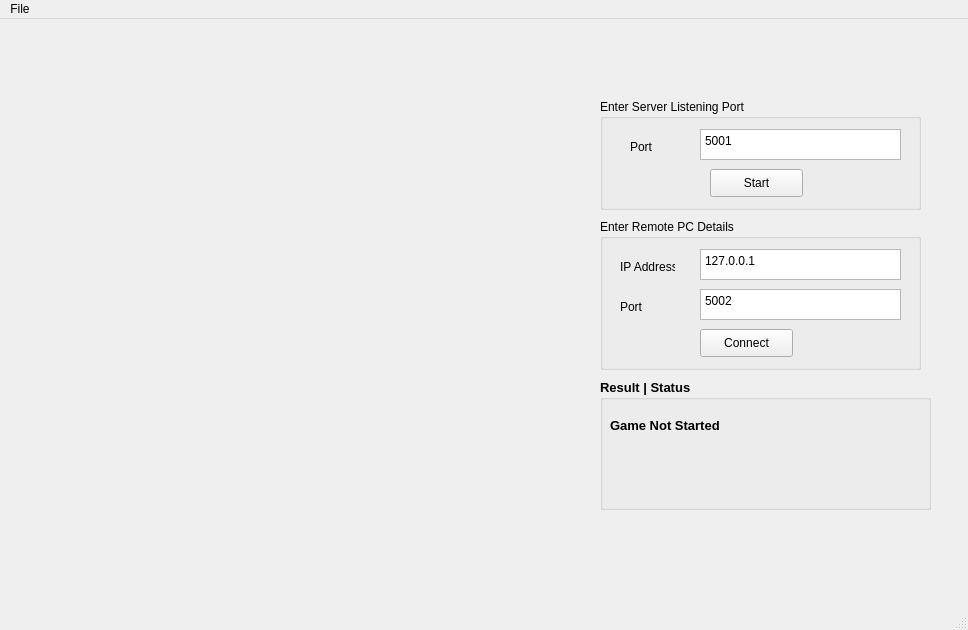
adamuIII/TicTacToe-, file tictactoemainwindow.ui: the form before one commit.
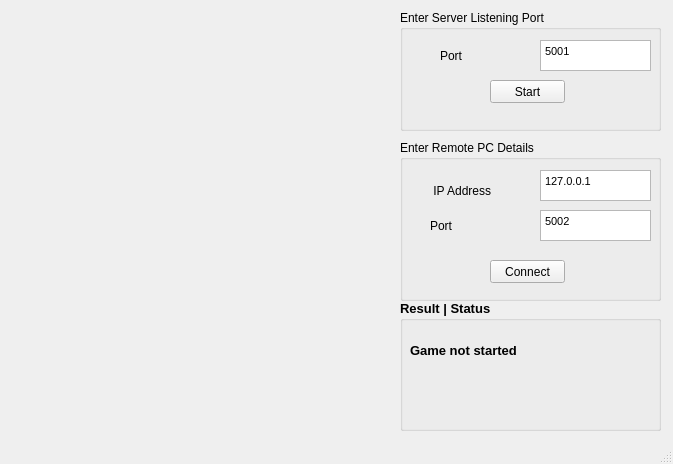
The form after the commit.

```diff
--- a/tictactoemainwindow.ui
+++ b/tictactoemainwindow.ui
@@ -6,8 +6,8 @@
    <rect>
     <x>0</x>
     <y>0</y>
-    <width>968</width>
-    <height>630</height>
+    <width>673</width>
+    <height>464</height>
    </rect>
   </property>
   <property name="windowTitle">
@@ -17,139 +17,151 @@
    <widget class="QGroupBox" name="groupBox">
     <property name="geometry">
      <rect>
-      <x>600</x>
-      <y>80</y>
-      <width>321</width>
-      <height>111</height>
+      <x>400</x>
+      <y>10</y>
+      <width>261</width>
+      <height>121</height>
      </rect>
     </property>
     <property name="title">
      <string>Enter Server Listening Port</string>
     </property>
-    <widget class="QPlainTextEdit" name="plainTextEditPort">
+    <widget class="QTextEdit" name="textEditPort">
      <property name="geometry">
       <rect>
-       <x>100</x>
+       <x>140</x>
        <y>30</y>
-       <width>201</width>
+       <width>111</width>
        <height>31</height>
       </rect>
      </property>
-     <property name="plainText">
-      <string>5001</string>
+     <property name="html">
+      <string>&lt;!DOCTYPE HTML PUBLIC &quot;-//W3C//DTD HTML 4.0//EN&quot; &quot;http://www.w3.org/TR/REC-html40/strict.dtd&quot;&gt;
+&lt;html&gt;&lt;head&gt;&lt;meta name=&quot;qrichtext&quot; content=&quot;1&quot; /&gt;&lt;style type=&quot;text/css&quot;&gt;
+p, li { white-space: pre-wrap; }
+&lt;/style&gt;&lt;/head&gt;&lt;body style=&quot; font-family:'MS Shell Dlg 2'; font-size:8.25pt; font-weight:400; font-style:normal;&quot;&gt;
+&lt;p style=&quot; margin-top:0px; margin-bottom:0px; margin-left:0px; margin-right:0px; -qt-block-indent:0; text-indent:0px;&quot;&gt;5001&lt;/p&gt;&lt;/body&gt;&lt;/html&gt;</string>
+     </property>
+    </widget>
+    <widget class="QLabel" name="label">
+     <property name="geometry">
+      <rect>
+       <x>40</x>
+       <y>30</y>
+       <width>61</width>
+       <height>31</height>
+      </rect>
+     </property>
+     <property name="text">
+      <string>Port</string>
      </property>
     </widget>
     <widget class="QPushButton" name="pushButtonStart">
      <property name="geometry">
       <rect>
-       <x>110</x>
+       <x>90</x>
        <y>70</y>
-       <width>93</width>
-       <height>28</height>
+       <width>75</width>
+       <height>23</height>
       </rect>
      </property>
      <property name="text">
       <string>Start</string>
      </property>
     </widget>
-    <widget class="QLabel" name="label_3">
-     <property name="geometry">
-      <rect>
-       <x>30</x>
-       <y>40</y>
-       <width>55</width>
-       <height>16</height>
-      </rect>
-     </property>
-     <property name="text">
-      <string>Port</string>
-     </property>
-    </widget>
    </widget>
    <widget class="QGroupBox" name="groupBox_2">
     <property name="geometry">
      <rect>
-      <x>600</x>
-      <y>200</y>
-      <width>321</width>
-      <height>151</height>
+      <x>400</x>
+      <y>140</y>
+      <width>261</width>
+      <height>161</height>
      </rect>
     </property>
     <property name="title">
      <string>Enter Remote PC Details</string>
     </property>
-    <widget class="QPlainTextEdit" name="plainTextEditRemoteIPAddr">
+    <widget class="QLabel" name="label_2">
      <property name="geometry">
       <rect>
-       <x>100</x>
+       <x>30</x>
+       <y>40</y>
+       <width>71</width>
+       <height>21</height>
+      </rect>
+     </property>
+     <property name="text">
+      <string> IP Address</string>
+     </property>
+    </widget>
+    <widget class="QTextEdit" name="textEditRemoteIPAddr">
+     <property name="geometry">
+      <rect>
+       <x>140</x>
        <y>30</y>
-       <width>201</width>
+       <width>111</width>
        <height>31</height>
       </rect>
      </property>
-     <property name="plainText">
-      <string>127.0.0.1</string>
+     <property name="html">
+      <string>&lt;!DOCTYPE HTML PUBLIC &quot;-//W3C//DTD HTML 4.0//EN&quot; &quot;http://www.w3.org/TR/REC-html40/strict.dtd&quot;&gt;
+&lt;html&gt;&lt;head&gt;&lt;meta name=&quot;qrichtext&quot; content=&quot;1&quot; /&gt;&lt;style type=&quot;text/css&quot;&gt;
+p, li { white-space: pre-wrap; }
+&lt;/style&gt;&lt;/head&gt;&lt;body style=&quot; font-family:'MS Shell Dlg 2'; font-size:8.25pt; font-weight:400; font-style:normal;&quot;&gt;
+&lt;p style=&quot; margin-top:0px; margin-bottom:0px; margin-left:0px; margin-right:0px; -qt-block-indent:0; text-indent:0px;&quot;&gt;&lt;span style=&quot; font-size:8pt;&quot;&gt;127.0.0.1&lt;/span&gt;&lt;/p&gt;&lt;/body&gt;&lt;/html&gt;</string>
+     </property>
+    </widget>
+    <widget class="QTextEdit" name="textEditRemotePort">
+     <property name="geometry">
+      <rect>
+       <x>140</x>
+       <y>70</y>
+       <width>111</width>
+       <height>31</height>
+      </rect>
+     </property>
+     <property name="html">
+      <string>&lt;!DOCTYPE HTML PUBLIC &quot;-//W3C//DTD HTML 4.0//EN&quot; &quot;http://www.w3.org/TR/REC-html40/strict.dtd&quot;&gt;
+&lt;html&gt;&lt;head&gt;&lt;meta name=&quot;qrichtext&quot; content=&quot;1&quot; /&gt;&lt;style type=&quot;text/css&quot;&gt;
+p, li { white-space: pre-wrap; }
+&lt;/style&gt;&lt;/head&gt;&lt;body style=&quot; font-family:'MS Shell Dlg 2'; font-size:8.25pt; font-weight:400; font-style:normal;&quot;&gt;
+&lt;p style=&quot; margin-top:0px; margin-bottom:0px; margin-left:0px; margin-right:0px; -qt-block-indent:0; text-indent:0px;&quot;&gt;5002&lt;/p&gt;&lt;/body&gt;&lt;/html&gt;</string>
+     </property>
+    </widget>
+    <widget class="QLabel" name="label_3">
+     <property name="geometry">
+      <rect>
+       <x>30</x>
+       <y>70</y>
+       <width>61</width>
+       <height>31</height>
+      </rect>
+     </property>
+     <property name="text">
+      <string>Port</string>
      </property>
     </widget>
     <widget class="QPushButton" name="pushButtonConnect">
      <property name="geometry">
       <rect>
-       <x>100</x>
-       <y>110</y>
-       <width>93</width>
-       <height>28</height>
+       <x>90</x>
+       <y>120</y>
+       <width>75</width>
+       <height>23</height>
       </rect>
      </property>
      <property name="text">
       <string>Connect</string>
      </property>
     </widget>
-    <widget class="QLabel" name="label">
-     <property name="geometry">
-      <rect>
-       <x>20</x>
-       <y>40</y>
-       <width>55</width>
-       <height>16</height>
-      </rect>
-     </property>
-     <property name="text">
-      <string>IP Address</string>
-     </property>
-    </widget>
-    <widget class="QPlainTextEdit" name="plainTextEditRemotePort">
-     <property name="geometry">
-      <rect>
-       <x>100</x>
-       <y>70</y>
-       <width>201</width>
-       <height>31</height>
-      </rect>
-     </property>
-     <property name="plainText">
-      <string>5002</string>
-     </property>
-    </widget>
-    <widget class="QLabel" name="label_2">
-     <property name="geometry">
-      <rect>
-       <x>20</x>
-       <y>80</y>
-       <width>55</width>
-       <height>16</height>
-      </rect>
-     </property>
-     <property name="text">
-      <string>Port</string>
-     </property>
-    </widget>
    </widget>
    <widget class="QGroupBox" name="groupBox_3">
     <property name="geometry">
      <rect>
-      <x>600</x>
-      <y>360</y>
-      <width>331</width>
+      <x>400</x>
+      <y>300</y>
+      <width>261</width>
       <height>131</height>
      </rect>
     </property>
@@ -167,13 +179,13 @@
      <property name="geometry">
       <rect>
        <x>10</x>
-       <y>36</y>
-       <width>291</width>
-       <height>20</height>
+       <y>40</y>
+       <width>221</width>
+       <height>21</height>
       </rect>
      </property>
      <property name="text">
-      <string>Game Not Started</string>
+      <string>Game not started</string>
      </property>
     </widget>
    </widget>
@@ -183,31 +195,14 @@
     <rect>
      <x>0</x>
      <y>0</y>
-     <width>968</width>
-     <height>26</height>
+     <width>673</width>
+     <height>21</height>
     </rect>
    </property>
-   <widget class="QMenu" name="menuFile">
-    <property name="title">
-     <string>File</string>
-    </property>
-    <addaction name="actionNew_Game"/>
-    <addaction name="actionExit"/>
-   </widget>
-   <addaction name="menuFile"/>
   </widget>
-  <widget class="QStatusBar" name="statusbar"/>
-  <action name="actionNew_Game">
-   <property name="text">
-    <string>New Game</string>
-   </property>
-  </action>
-  <action name="actionExit">
-   <property name="text">
-    <string>Exit</string>
-   </property>
-  </action>
+  <widget class="QStatusBar" name="statusBar"/>
  </widget>
+ <layoutdefault spacing="6" margin="11"/>
  <resources/>
  <connections>
   <connection>
```
Left out of the diff: 45 changed lines with no effect on the pictures.
